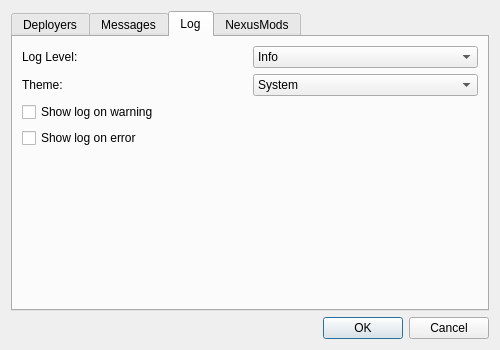
The window that src/ui/settingsdialog.ui (C-Nucifora/limo) describes before a commit, drawn with Qt 5.
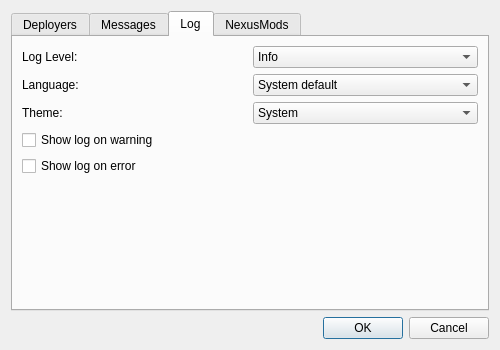
The same window after the commit. The open tabs and pages were chosen to show the change.

Commit message: feat(#22): add Qt translation (i18n) infrastructure and language selector

What changed in the file:
```diff
--- a/src/ui/settingsdialog.ui
+++ b/src/ui/settingsdialog.ui
@@ -307,6 +307,34 @@
          </item>
         </layout>
        </item>
+       <item>
+        <layout class="QHBoxLayout" name="horizontalLayout_language">
+         <item>
+          <widget class="QLabel" name="language_label">
+           <property name="text">
+            <string>Language:</string>
+           </property>
+          </widget>
+         </item>
+         <item>
+          <widget class="QComboBox" name="language_box">
+           <property name="toolTip">
+            <string>Changing the language takes effect after restarting Limo.</string>
+           </property>
+           <item>
+            <property name="text">
+             <string>System default</string>
+            </property>
+           </item>
+           <item>
+            <property name="text">
+             <string>English</string>
+            </property>
+           </item>
+          </widget>
+         </item>
+        </layout>
+       </item>
        <item>
         <layout class="QHBoxLayout" name="horizontalLayout_theme">
          <item>
```
The commit also changes 4 other files.
